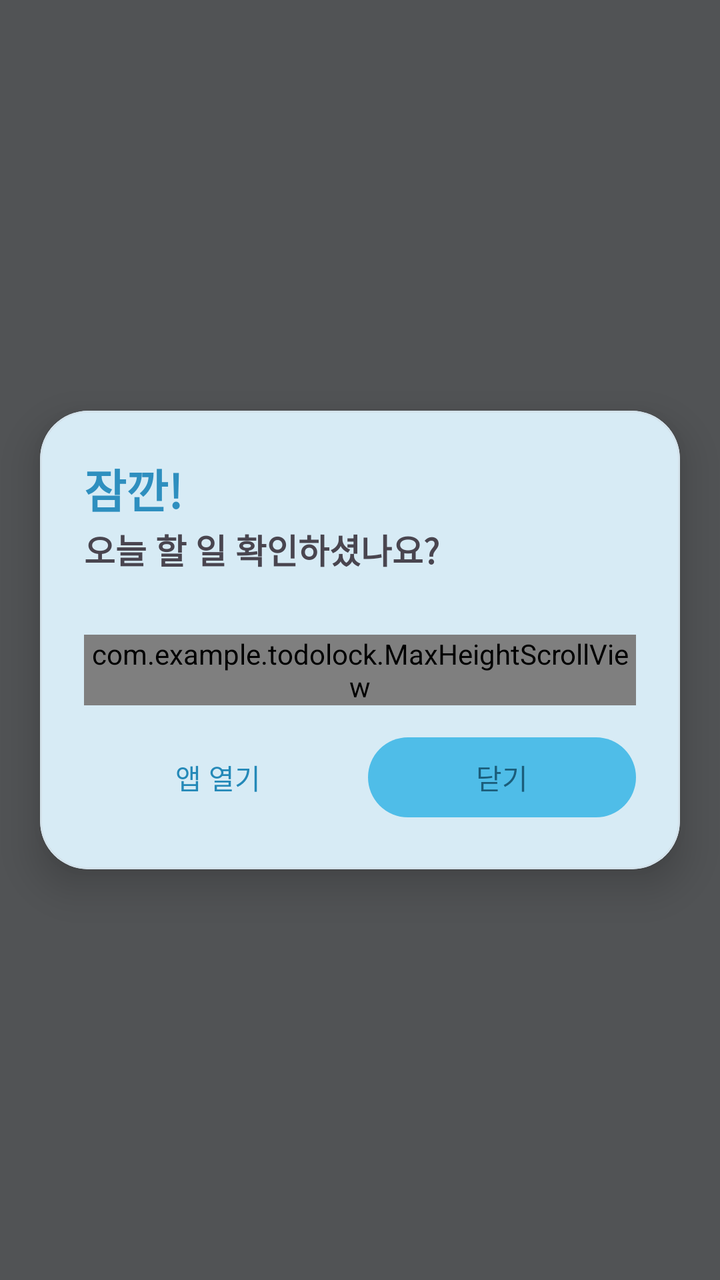
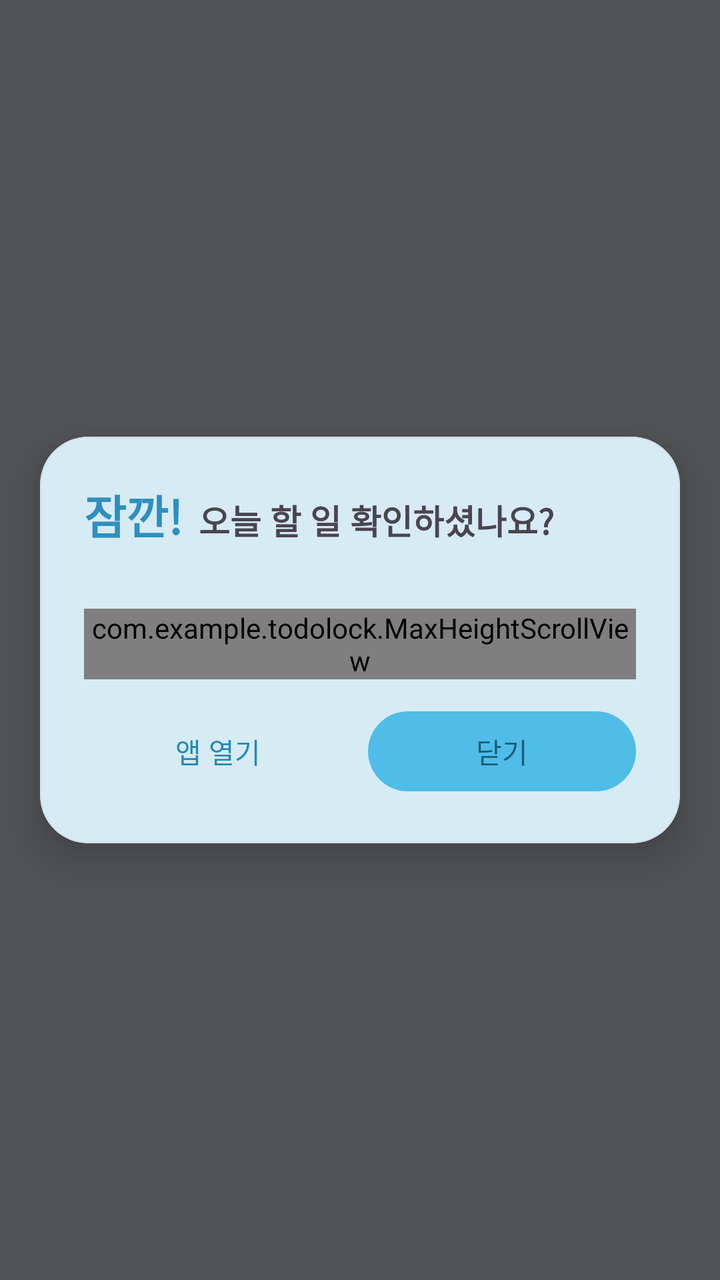

The first picture is an Android layout as it rendered before a commit; the second is the same layout after the commit. The layout source and the unified diff follow.
<!-- AndroidManifest.xml: application theme Theme.TodoLock -->
<!-- res/layout/activity_popup.xml -->
<?xml version="1.0" encoding="utf-8"?>
<FrameLayout xmlns:android="http://schemas.android.com/apk/res/android"
    xmlns:app="http://schemas.android.com/apk/res-auto"
    android:layout_width="match_parent"
    android:layout_height="match_parent">

    <View
        android:id="@+id/scrim"
        android:layout_width="match_parent"
        android:layout_height="match_parent"
        android:background="#AA000000" />

    <com.google.android.material.card.MaterialCardView
        android:layout_width="match_parent"
        android:layout_height="wrap_content"
        android:layout_gravity="center"
        android:layout_marginStart="20dp"
        android:layout_marginEnd="20dp"
        android:layout_marginTop="48dp"
        android:layout_marginBottom="48dp"
        app:cardCornerRadius="24dp"
        app:cardElevation="12dp"
        app:rippleColor="@android:color/transparent"
        android:clickable="true"
        android:focusable="false">

        <LinearLayout
            android:layout_width="match_parent"
            android:layout_height="wrap_content"
            android:orientation="vertical"
            android:padding="22dp">

            <TextView
                android:layout_width="match_parent"
                android:layout_height="wrap_content"
                android:text="잠깐!"
                android:textSize="23sp"
                android:textStyle="bold"
                android:textColor="@color/sky_heading" />

            <TextView
                android:layout_width="match_parent"
                android:layout_height="wrap_content"
                android:layout_marginTop="1dp"
                android:text="오늘 할 일 확인하셨나요?"
                android:textSize="17sp"
                android:textStyle="bold" />

            <TextView
                android:id="@+id/tvCount"
                android:layout_width="match_parent"
                android:layout_height="wrap_content"
                android:layout_marginTop="2dp"
                android:textSize="12sp"
                android:alpha="0.6" />

            
            <com.example.todolock.MaxHeightScrollView
                android:layout_width="match_parent"
                android:layout_height="wrap_content"
                android:layout_marginTop="12dp"
                android:scrollbars="vertical"
                android:fadeScrollbars="false">

                <LinearLayout
                    android:id="@+id/container"
                    android:layout_width="match_parent"
                    android:layout_height="wrap_content"
                    android:orientation="vertical" />
            </com.example.todolock.MaxHeightScrollView>

            <LinearLayout
                android:layout_width="match_parent"
                android:layout_height="wrap_content"
                android:orientation="horizontal"
                android:layout_marginTop="12dp">

                <com.google.android.material.button.MaterialButton
                    android:id="@+id/btnOpenApp"
                    style="@style/Widget.Material3.Button.TextButton"
                    android:layout_width="0dp"
                    android:layout_height="wrap_content"
                    android:layout_weight="1"
                    android:text="앱 열기" />

                <com.google.android.material.button.MaterialButton
                    android:id="@+id/btnClose"
                    style="@style/Widget.TodoLock.Button.Sky"
                    android:layout_width="0dp"
                    android:layout_height="wrap_content"
                    android:layout_weight="1"
                    android:layout_marginStart="8dp"
                    android:text="닫기" />
            </LinearLayout>
        </LinearLayout>
    </com.google.android.material.card.MaterialCardView>
</FrameLayout>
<!-- resources referenced by this layout -->
<resources>
  <color name="sky_heading">#2E8FBF</color>
  <style name="Widget.TodoLock.Button.Sky" parent="Widget.Material3.Button">
          <item name="backgroundTint">@color/sky_bright</item>
          <item name="android:textColor">@color/on_sky_bright</item>
          <item name="iconTint">@color/on_sky_bright</item>
          <item name="rippleColor">@color/on_sky_bright</item>
      </style>
  <color name="sky_bright">#4FBDE8</color>
  <color name="on_sky_bright">#1B5D7A</color>
  <color name="md_primary">#2489B8</color>
  <color name="md_on_primary">#FFFFFF</color>
  <color name="md_primary_container">#DCF2FE</color>
  <color name="md_on_primary_container">#1B5673</color>
  <color name="md_secondary">#4E616D</color>
  <color name="md_on_secondary">#FFFFFF</color>
  <color name="md_secondary_container">#D1E5F4</color>
  <color name="md_on_secondary_container">#0A1E28</color>
  <color name="md_tertiary">#5F5B7D</color>
  <color name="md_on_tertiary">#FFFFFF</color>
  <color name="md_tertiary_container">#E5DEFF</color>
  <color name="md_on_tertiary_container">#1B1736</color>
  <color name="md_error">#BA1A1A</color>
  <color name="md_on_error">#FFFFFF</color>
  <color name="md_error_container">#FFDAD6</color>
  <color name="md_on_error_container">#410002</color>
  <color name="md_background">#F4FBFF</color>
  <color name="md_on_background">#2C3A42</color>
  <color name="md_surface">#F4FBFF</color>
  <color name="md_on_surface">#2C3A42</color>
  <color name="md_surface_variant">#E3EEF5</color>
  <color name="md_on_surface_variant">#5A6B75</color>
  <color name="md_outline">#9BB0BC</color>
  <color name="md_outline_variant">#D3E2EB</color>
  <color name="md_inverse_surface">#2E3133</color>
  <color name="md_inverse_on_surface">#EFF1F3</color>
  <color name="md_inverse_primary">#83CFFF</color>
  <color name="md_surface_dim">#DDEBF4</color>
  <color name="md_surface_bright">#FBFDFF</color>
  <color name="md_surface_container_lowest">#FFFFFF</color>
  <color name="md_surface_container_low">#F9FCFF</color>
  <color name="md_surface_container">#EFF8FE</color>
  <color name="md_surface_container_high">#E7F4FD</color>
  <color name="md_surface_container_highest">#DEEFFB</color>
  <!-- unchanged entries left out for length: 1 -->
</resources>

<!-- the commit's change to res/layout/activity_popup.xml (unified diff, before → after) -->
@@ -30,21 +30,28 @@
             android:orientation="vertical"
             android:padding="22dp">
 
-            <TextView
+            <LinearLayout
                 android:layout_width="match_parent"
                 android:layout_height="wrap_content"
-                android:text="잠깐!"
-                android:textSize="23sp"
-                android:textStyle="bold"
-                android:textColor="@color/sky_heading" />
+                android:orientation="horizontal">
 
-            <TextView
-                android:layout_width="match_parent"
-                android:layout_height="wrap_content"
-                android:layout_marginTop="1dp"
-                android:text="오늘 할 일 확인하셨나요?"
-                android:textSize="17sp"
-                android:textStyle="bold" />
+                <TextView
+                    android:layout_width="wrap_content"
+                    android:layout_height="wrap_content"
+                    android:text="잠깐!"
+                    android:textSize="23sp"
+                    android:textStyle="bold"
+                    android:textColor="@color/sky_heading" />
+
+                <TextView
+                    android:layout_width="0dp"
+                    android:layout_height="wrap_content"
+                    android:layout_weight="1"
+                    android:layout_marginStart="8dp"
+                    android:text="오늘 할 일 확인하셨나요?"
+                    android:textSize="17sp"
+                    android:textStyle="bold" />
+            </LinearLayout>
 
             <TextView
                 android:id="@+id/tvCount"
